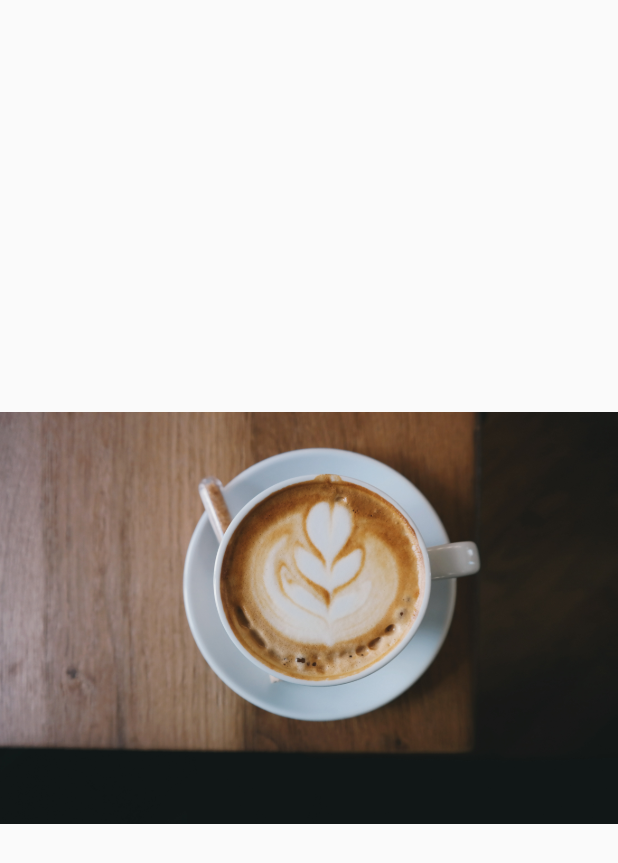
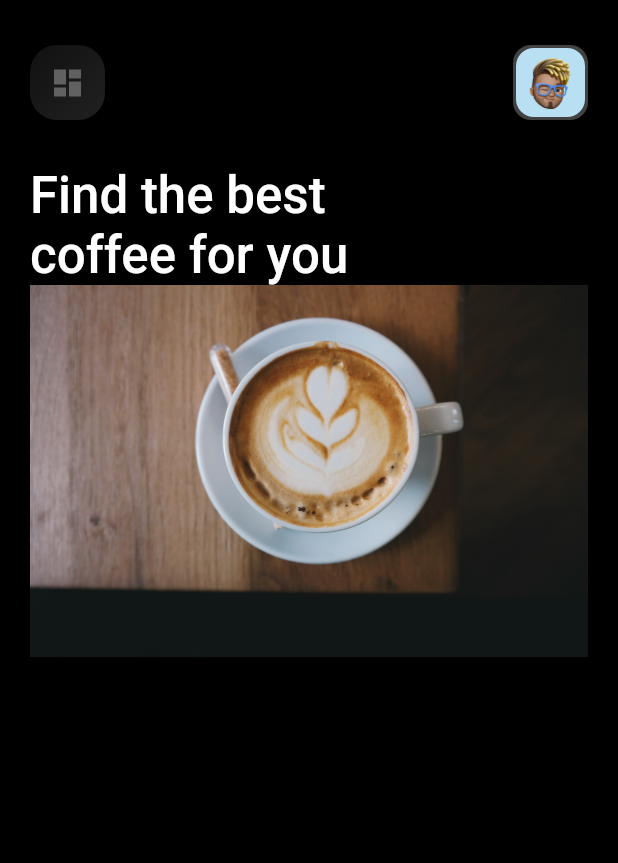
Before and after one commit to John-Daniels/flutter_coffee_shop_ui, a Flutter app: the screen it shows after launch, on a phone screen of 412 x 824 dp. Shown: the top 863 px of the screen. Run offline on Flutter 3.47's test engine with Material 2 defaults, Android fonts, the phone set to English and light mode, and no system bars.

Commit message:
added appbar and headtext

```diff
--- a/lib/main.dart
+++ b/lib/main.dart
@@ -1,4 +1,6 @@
 import 'package:flutter/material.dart';
+
+import 'screens/home/home_screen.dart';
 
 void main() {
   runApp(const MyApp());
@@ -10,11 +12,9 @@ class MyApp extends StatelessWidget {
   @override
   Widget build(BuildContext context) {
     return MaterialApp(
-        title: 'Flutter Demo',
-        theme: ThemeData(
-          primarySwatch: Colors.blue,
-        ),
-        home: Scaffold(
-            body: Center(child: Image.asset('assets/images/coffee1.jpg'))));
+      title: 'Flutter Demo',
+      theme: ThemeData(),
+      home: const HomeScreen(),
+    );
   }
 }
--- /dev/null
+++ b/lib/screens/home/home_screen.dart
@@ -0,0 +1,108 @@
+import 'package:flutter/material.dart';
+
+class HomeScreen extends StatefulWidget {
+  const HomeScreen({super.key});
+
+  @override
+  State<HomeScreen> createState() => _HomeScreenState();
+}
+
+class _HomeScreenState extends State<HomeScreen> {
+  @override
+  Widget build(BuildContext context) {
+    return Scaffold(
+      backgroundColor: Colors.black,
+      body: Padding(
+        padding: const EdgeInsets.symmetric(horizontal: 20.0),
+        child: Column(
+          crossAxisAlignment: CrossAxisAlignment.start,
+          children: [
+            const MyAppBar(),
+            Text(
+              'Find the best\ncoffee for you',
+              style: Theme.of(context).textTheme.headline4!.copyWith(
+                    color: Colors.white,
+                    fontWeight: FontWeight.w500,
+                  ),
+            ),
+            Center(child: Image.asset('assets/images/coffee1.jpg')),
+          ],
+        ),
+      ),
+    );
+  }
+}
+
+class MyAppBar extends StatelessWidget {
+  const MyAppBar({
+    Key? key,
+  }) : super(key: key);
+
+  @override
+  Widget build(BuildContext context) {
+    return Padding(
+      padding: const EdgeInsets.symmetric(vertical: 30),
+      child: Row(children: const [MyIcon(), Spacer(), MyAvater()]),
+    );
+  }
+}
+
+class MyAvater extends StatelessWidget {
+  const MyAvater({
+    Key? key,
+  }) : super(key: key);
+
+  @override
+  Widget build(BuildContext context) {
+    return Container(
+      width: 50,
+      height: 50,
+      decoration: BoxDecoration(
+        borderRadius: BorderRadius.circular(12),
+        color: Colors.grey.shade800,
+      ),
+      child: Container(
+        margin: const EdgeInsets.all(2),
+        clipBehavior: Clip.antiAlias,
+        decoration: BoxDecoration(
+            color: Colors.grey.shade800,
+            borderRadius: BorderRadius.circular(12)),
+        child: Image.asset(
+          'assets/images/my_avater.png',
+          fit: BoxFit.cover,
+        ),
+      ),
+    );
+  }
+}
+
+class MyIcon extends StatelessWidget {
+  const MyIcon({
+    Key? key,
+  }) : super(key: key);
+
+  @override
+  Widget build(BuildContext context) {
+    return Container(
+      padding: const EdgeInsets.all(1),
+      width: 50,
+      height: 50,
+      decoration: BoxDecoration(
+        color: Colors.grey.shade800,
+        borderRadius: BorderRadius.circular(18),
+        gradient: LinearGradient(
+          begin: Alignment.topLeft,
+          end: Alignment.bottomRight,
+          colors: [
+            Colors.grey.shade900.withOpacity(0.5),
+            Colors.grey.shade900,
+          ],
+        ),
+      ),
+      child: Icon(
+        Icons.dashboard,
+        color: Colors.grey.shade700,
+      ),
+    );
+  }
+}
```
